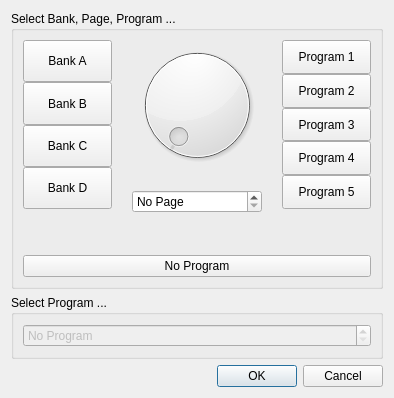
This is src/Dialogs/programdialog.ui in pasbi/CAN as Qt 5 draws it before an edit. The edited form follows.
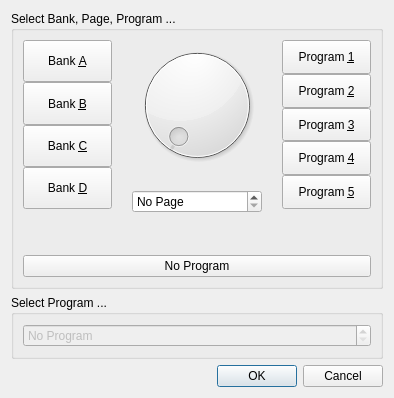
This is the edited form.

Commit message: improved user experience in programdialog

What changed in the file:
```diff
--- a/src/Dialogs/programdialog.ui
+++ b/src/Dialogs/programdialog.ui
@@ -39,7 +39,10 @@
              </sizepolicy>
             </property>
             <property name="text">
-             <string>Bank A</string>
+             <string>Bank &amp;A</string>
+            </property>
+            <property name="shortcut">
+             <string>Ctrl+A</string>
             </property>
             <property name="checkable">
              <bool>true</bool>
@@ -55,7 +58,10 @@
              </sizepolicy>
             </property>
             <property name="text">
-             <string>Bank B</string>
+             <string>Bank &amp;B</string>
+            </property>
+            <property name="shortcut">
+             <string>Ctrl+B</string>
             </property>
             <property name="checkable">
              <bool>true</bool>
@@ -71,7 +77,10 @@
              </sizepolicy>
             </property>
             <property name="text">
-             <string>Bank C</string>
+             <string>Bank &amp;C</string>
+            </property>
+            <property name="shortcut">
+             <string>Ctrl+C</string>
             </property>
             <property name="checkable">
              <bool>true</bool>
@@ -87,7 +96,10 @@
              </sizepolicy>
             </property>
             <property name="text">
-             <string>Bank D</string>
+             <string>Bank &amp;D</string>
+            </property>
+            <property name="shortcut">
+             <string>Ctrl+D</string>
             </property>
             <property name="checkable">
              <bool>true</bool>
@@ -185,7 +197,10 @@
              </sizepolicy>
             </property>
             <property name="text">
-             <string>Program 1</string>
+             <string>Program &amp;1</string>
+            </property>
+            <property name="shortcut">
+             <string>Ctrl+1</string>
             </property>
             <property name="checkable">
              <bool>true</bool>
@@ -201,7 +216,10 @@
              </sizepolicy>
             </property>
             <property name="text">
-             <string>Program 2</string>
+             <string>Program &amp;2</string>
+            </property>
+            <property name="shortcut">
+             <string>Ctrl+2</string>
             </property>
             <property name="checkable">
              <bool>true</bool>
@@ -217,7 +235,10 @@
              </sizepolicy>
             </property>
             <property name="text">
-             <string>Program 3</string>
+             <string>Program &amp;3</string>
+            </property>
+            <property name="shortcut">
+             <string>Ctrl+3</string>
             </property>
             <property name="checkable">
              <bool>true</bool>
@@ -233,7 +254,10 @@
              </sizepolicy>
             </property>
             <property name="text">
-             <string>Program 4</string>
+             <string>Program &amp;4</string>
+            </property>
+            <property name="shortcut">
+             <string>Ctrl+4</string>
             </property>
             <property name="checkable">
              <bool>true</bool>
@@ -249,7 +273,10 @@
              </sizepolicy>
             </property>
             <property name="text">
-             <string>Program 5</string>
+             <string>Program &amp;5</string>
+            </property>
+            <property name="shortcut">
+             <string>Ctrl+5</string>
             </property>
             <property name="checkable">
              <bool>true</bool>
```
Left out of the diff: 36 changed lines with no effect on the pictures. The commit also changes 2 other files.
